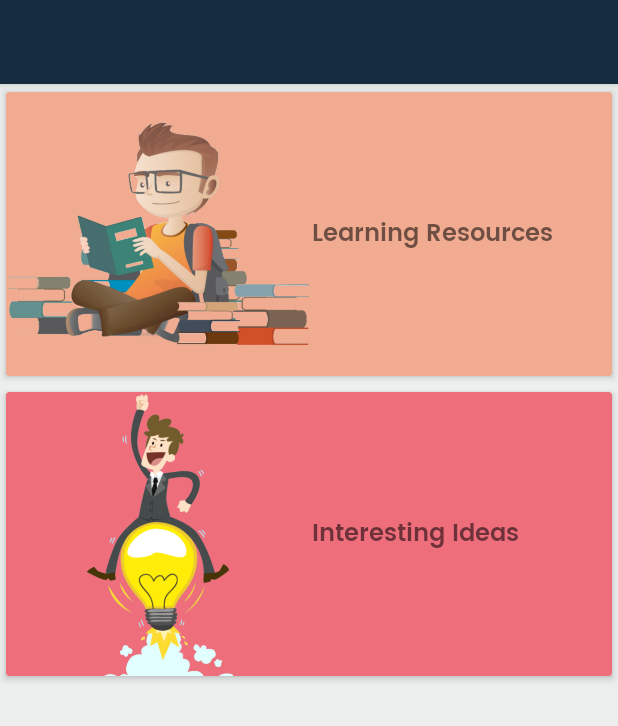
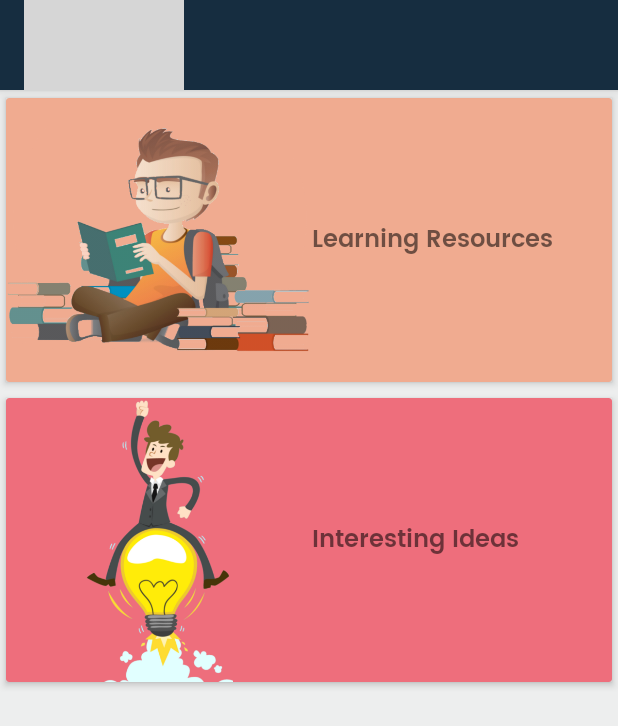
Before and after one commit to dipranjan/QE, an Android app: the layout activity_main.xml on its own in the app's theme, with its tools: preview values and no code run, on a phone screen of 412 x 824 dp. Shown: the top 726 px of the screen. Run offline under Robolectric (Android 15) with nearby library versions, the phone set to English and light mode, and no system bars; Roboto replaces fonts that are not available here; grey boxes are pictures that could not be loaded.

Commit message:
user image

```diff
--- a/app/src/main/res/layout/activity_main.xml
+++ b/app/src/main/res/layout/activity_main.xml
@@ -11,11 +11,20 @@
     <android.support.v7.widget.Toolbar
         android:id="@+id/my_toolbar"
         android:layout_width="match_parent"
-        android:layout_height="?attr/actionBarSize"
+        android:layout_height="60dp"
         android:background="#162d40"
         android:elevation="4dp"
         android:theme="@style/ThemeOverlay.AppCompat.ActionBar"
-        app:popupTheme="@style/ThemeOverlay.AppCompat.Light"/>
+        app:popupTheme="@style/ThemeOverlay.AppCompat.Light">
+
+        <ImageView
+            android:id="@+id/profilepic"
+            android:layout_width="wrap_content"
+            android:layout_height="wrap_content"
+            android:padding="5dp"
+            android:src="@drawable/usericon"
+            android:tag="image_tag" />
+    </android.support.v7.widget.Toolbar>
 
     <android.support.v7.widget.CardView xmlns:card_view="http://schemas.android.com/apk/res-auto"
         android:id="@+id/card_view1"
```
Also changed, not shown: app/build.gradle (+3 -5 lines), app/src/main/java/com/qualityengineer/dearc/qe/MainActivity.kt (+14 -2 lines), app/src/main/java/com/qualityengineer/dearc/qe/WelcomeActivity.java (+5 -3 lines).
